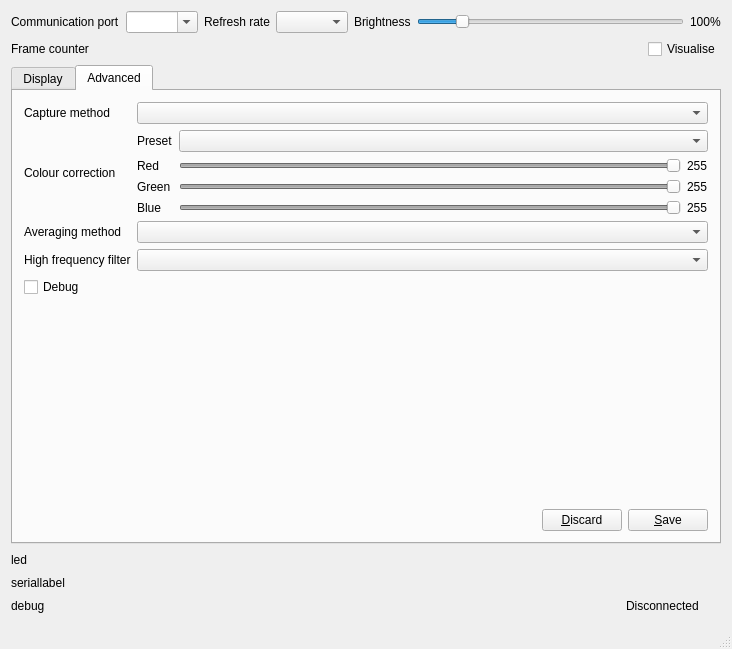
Qt form ambiled.ui (zAAmpie/ambiled_desktop) before a commit.
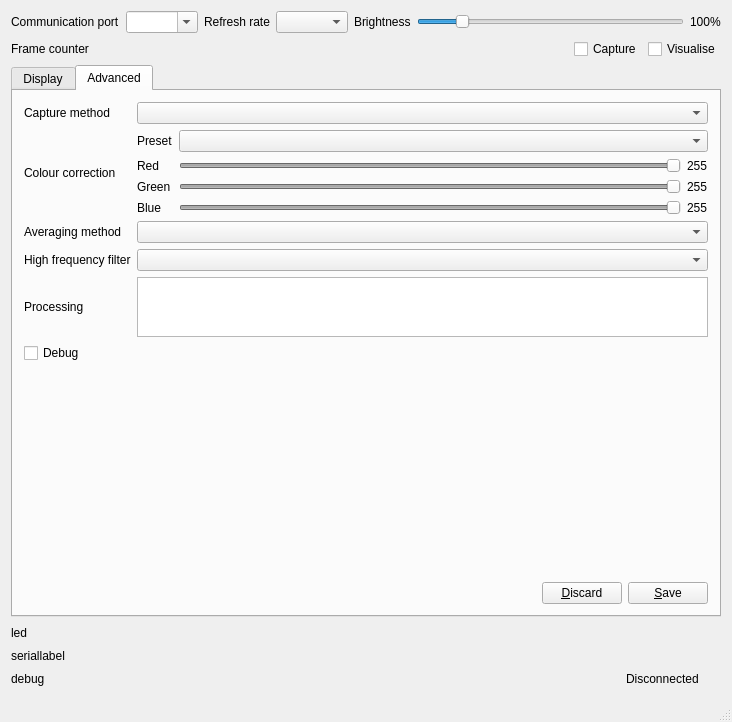
The same form after that commit. The open tabs and pages were chosen to show the change. Icons and pictures are not drawn.

Commit message: Add black bar removal process in UI

```diff
--- a/ambiled.ui
+++ b/ambiled.ui
@@ -7,7 +7,7 @@
     <x>0</x>
     <y>0</y>
     <width>732</width>
-    <height>649</height>
+    <height>722</height>
    </rect>
   </property>
   <property name="sizePolicy">
@@ -24,8 +24,99 @@
     <normaloff>:/AmbiLED/monitor_icon</normaloff>:/AmbiLED/monitor_icon</iconset>
   </property>
   <widget class="QWidget" name="centralWidget">
-   <layout class="QVBoxLayout" name="verticalLayout">
-    <item>
+   <layout class="QGridLayout" name="gridLayout_4">
+    <item row="3" column="0">
+     <widget class="QLabel" name="ledStrip">
+      <property name="sizePolicy">
+       <sizepolicy hsizetype="Ignored" vsizetype="Preferred">
+        <horstretch>0</horstretch>
+        <verstretch>0</verstretch>
+       </sizepolicy>
+      </property>
+      <property name="minimumSize">
+       <size>
+        <width>0</width>
+        <height>20</height>
+       </size>
+      </property>
+      <property name="maximumSize">
+       <size>
+        <width>16777215</width>
+        <height>20</height>
+       </size>
+      </property>
+      <property name="text">
+       <string>led</string>
+      </property>
+     </widget>
+    </item>
+    <item row="4" column="0">
+     <widget class="QLabel" name="serialLabel">
+      <property name="text">
+       <string>seriallabel</string>
+      </property>
+     </widget>
+    </item>
+    <item row="5" column="0">
+     <layout class="QHBoxLayout" name="horizontalLayout_17">
+      <item>
+       <widget class="QLabel" name="debugLabel">
+        <property name="text">
+         <string>debug</string>
+        </property>
+       </widget>
+      </item>
+      <item>
+       <spacer name="horizontalSpacer_9">
+        <property name="orientation">
+         <enum>Qt::Horizontal</enum>
+        </property>
+        <property name="sizeHint" stdset="0">
+         <size>
+          <width>40</width>
+          <height>20</height>
+         </size>
+        </property>
+       </spacer>
+      </item>
+      <item>
+       <widget class="QLabel" name="deviceStatusLabel">
+        <property name="text">
+         <string>Disconnected</string>
+        </property>
+       </widget>
+      </item>
+      <item>
+       <widget class="QPushButton" name="deviceStatusColourLabel">
+        <property name="sizePolicy">
+         <sizepolicy hsizetype="Preferred" vsizetype="Preferred">
+          <horstretch>0</horstretch>
+          <verstretch>0</verstretch>
+         </sizepolicy>
+        </property>
+        <property name="minimumSize">
+         <size>
+          <width>16</width>
+          <height>16</height>
+         </size>
+        </property>
+        <property name="maximumSize">
+         <size>
+          <width>16</width>
+          <height>16</height>
+         </size>
+        </property>
+        <property name="text">
+         <string/>
+        </property>
+        <property name="flat">
+         <bool>true</bool>
+        </property>
+       </widget>
+      </item>
+     </layout>
+    </item>
+    <item row="0" column="0">
      <layout class="QGridLayout" name="gridLayout">
       <item row="0" column="2">
        <layout class="QHBoxLayout" name="horizontalLayout_16">
@@ -126,7 +217,7 @@
       </item>
      </layout>
     </item>
-    <item>
+    <item row="1" column="0">
      <layout class="QHBoxLayout" name="horizontalLayout_7">
       <item>
        <widget class="QLabel" name="frameLabel">
@@ -148,6 +239,13 @@
         </property>
        </spacer>
       </item>
+      <item>
+       <widget class="QCheckBox" name="captureCheckBox">
+        <property name="text">
+         <string>Capture</string>
+        </property>
+       </widget>
+      </item>
       <item>
        <widget class="QCheckBox" name="visualiseCheckBox">
         <property name="sizePolicy">
@@ -166,7 +264,7 @@
       </item>
      </layout>
     </item>
-    <item>
+    <item row="2" column="0">
      <widget class="QTabWidget" name="tabWidget">
       <property name="sizePolicy">
        <sizepolicy hsizetype="Expanding" vsizetype="Expanding">
@@ -706,6 +804,9 @@
         <string>Advanced</string>
        </attribute>
        <layout class="QGridLayout" name="gridLayout_2">
+        <item row="0" column="2">
+         <widget class="QComboBox" name="captureComboBox"/>
+        </item>
         <item row="1" column="0">
          <widget class="QLabel" name="colourCorrectionLabel">
           <property name="text">
@@ -713,46 +814,7 @@
           </property>
          </widget>
         </item>
-        <item row="2" column="0">
-         <widget class="QLabel" name="label_5">
-          <property name="text">
-           <string>Averaging method</string>
-          </property>
-         </widget>
-        </item>
-        <item row="2" column="1">
-         <widget class="QComboBox" name="averageMethodComboBox"/>
-        </item>
-        <item row="0" column="1">
-         <widget class="QComboBox" name="captureComboBox"/>
-        </item>
-        <item row="0" column="0">
-         <widget class="QLabel" name="captureLabel">
-          <property name="sizePolicy">
-           <sizepolicy hsizetype="Fixed" vsizetype="Preferred">
-            <horstretch>0</horstretch>
-            <verstretch>0</verstretch>
-           </sizepolicy>
-          </property>
-          <property name="text">
-           <string>Capture method</string>
-          </property>
-         </widget>
-        </item>
-        <item row="4" column="0">
-         <widget class="QCheckBox" name="debugCheckBox">
-          <property name="sizePolicy">
-           <sizepolicy hsizetype="Fixed" vsizetype="Fixed">
-            <horstretch>0</horstretch>
-            <verstretch>0</verstretch>
-           </sizepolicy>
-          </property>
-          <property name="text">
-           <string>Debug</string>
-          </property>
-         </widget>
-        </item>
-        <item row="6" column="1">
+        <item row="8" column="2">
          <layout class="QHBoxLayout" name="horizontalLayout_9">
           <item>
            <spacer name="horizontalSpacer_8">
@@ -783,7 +845,14 @@
           </item>
          </layout>
         </item>
-        <item row="5" column="0">
+        <item row="2" column="0">
+         <widget class="QLabel" name="label_5">
+          <property name="text">
+           <string>Averaging method</string>
+          </property>
+         </widget>
+        </item>
+        <item row="7" column="0">
          <spacer name="verticalSpacer_5">
           <property name="orientation">
            <enum>Qt::Vertical</enum>
@@ -796,7 +865,30 @@
           </property>
          </spacer>
         </item>
-        <item row="1" column="1">
+        <item row="4" column="0">
+         <widget class="QLabel" name="label_7">
+          <property name="text">
+           <string>Processing</string>
+          </property>
+         </widget>
+        </item>
+        <item row="2" column="2">
+         <widget class="QComboBox" name="averageMethodComboBox"/>
+        </item>
+        <item row="0" column="0">
+         <widget class="QLabel" name="captureLabel">
+          <property name="sizePolicy">
+           <sizepolicy hsizetype="Fixed" vsizetype="Preferred">
+            <horstretch>0</horstretch>
+            <verstretch>0</verstretch>
+           </sizepolicy>
+          </property>
+          <property name="text">
+           <string>Capture method</string>
+          </property>
+         </widget>
+        </item>
+        <item row="1" column="2">
          <layout class="QFormLayout" name="formLayout_4">
           <item row="0" column="0">
            <widget class="QLabel" name="label_4">
@@ -930,6 +1022,9 @@
           </item>
          </layout>
         </item>
+        <item row="3" column="2">
+         <widget class="QComboBox" name="highFrequencyFilterComboBox"/>
+        </item>
         <item row="3" column="0">
          <widget class="QLabel" name="label_6">
           <property name="text">
@@ -937,104 +1032,45 @@
           </property>
          </widget>
         </item>
-        <item row="3" column="1">
-         <widget class="QComboBox" name="highFrequencyFilterComboBox"/>
+        <item row="6" column="0">
+         <widget class="QCheckBox" name="debugCheckBox">
+          <property name="sizePolicy">
+           <sizepolicy hsizetype="Fixed" vsizetype="Fixed">
+            <horstretch>0</horstretch>
+            <verstretch>0</verstretch>
+           </sizepolicy>
+          </property>
+          <property name="text">
+           <string>Debug</string>
+          </property>
+         </widget>
+        </item>
+        <item row="4" column="2">
+         <widget class="QListWidget" name="processingList">
+          <property name="sizePolicy">
+           <sizepolicy hsizetype="Expanding" vsizetype="Expanding">
+            <horstretch>0</horstretch>
+            <verstretch>0</verstretch>
+           </sizepolicy>
+          </property>
+          <property name="maximumSize">
+           <size>
+            <width>16777215</width>
+            <height>60</height>
+           </size>
+          </property>
+          <property name="selectionMode">
+           <enum>QAbstractItemView::MultiSelection</enum>
+          </property>
+          <property name="wordWrap">
+           <bool>false</bool>
+          </property>
+         </widget>
         </item>
        </layout>
       </widget>
      </widget>
     </item>
-    <item>
-     <widget class="QLabel" name="ledStrip">
-      <property name="sizePolicy">
-       <sizepolicy hsizetype="Ignored" vsizetype="Preferred">
-        <horstretch>0</horstretch>
-        <verstretch>0</verstretch>
-       </sizepolicy>
-      </property>
-      <property name="minimumSize">
-       <size>
-        <width>0</width>
-        <height>20</height>
-       </size>
-      </property>
-      <property name="maximumSize">
-       <size>
-        <width>16777215</width>
-        <height>20</height>
-       </size>
-      </property>
-      <property name="text">
-       <string>led</string>
-      </property>
-     </widget>
-    </item>
-    <item>
-     <widget class="QLabel" name="serialLabel">
-      <property name="text">
-       <string>seriallabel</string>
-      </property>
-     </widget>
-    </item>
-    <item>
-     <layout class="QHBoxLayout" name="horizontalLayout_17">
-      <item>
-       <widget class="QLabel" name="debugLabel">
-        <property name="text">
-         <string>debug</string>
-        </property>
-       </widget>
-      </item>
-      <item>
-       <spacer name="horizontalSpacer_9">
-        <property name="orientation">
-         <enum>Qt::Horizontal</enum>
-        </property>
-        <property name="sizeHint" stdset="0">
-         <size>
-          <width>40</width>
-          <height>20</height>
-         </size>
-        </property>
-       </spacer>
-      </item>
-      <item>
-       <widget class="QLabel" name="deviceStatusLabel">
-        <property name="text">
-         <string>Disconnected</string>
-        </property>
-       </widget>
-      </item>
-      <item>
-       <widget class="QPushButton" name="deviceStatusColourLabel">
-        <property name="sizePolicy">
-         <sizepolicy hsizetype="Preferred" vsizetype="Preferred">
-          <horstretch>0</horstretch>
-          <verstretch>0</verstretch>
-         </sizepolicy>
-        </property>
-        <property name="minimumSize">
-         <size>
-          <width>16</width>
-          <height>16</height>
-         </size>
-        </property>
-        <property name="maximumSize">
-         <size>
-          <width>16</width>
-          <height>16</height>
-         </size>
-        </property>
-        <property name="text">
-         <string/>
-        </property>
-        <property name="flat">
-         <bool>true</bool>
-        </property>
-       </widget>
-      </item>
-     </layout>
-    </item>
    </layout>
   </widget>
   <widget class="QStatusBar" name="statusBar"/>
```
The commit also changes 4 other files.
